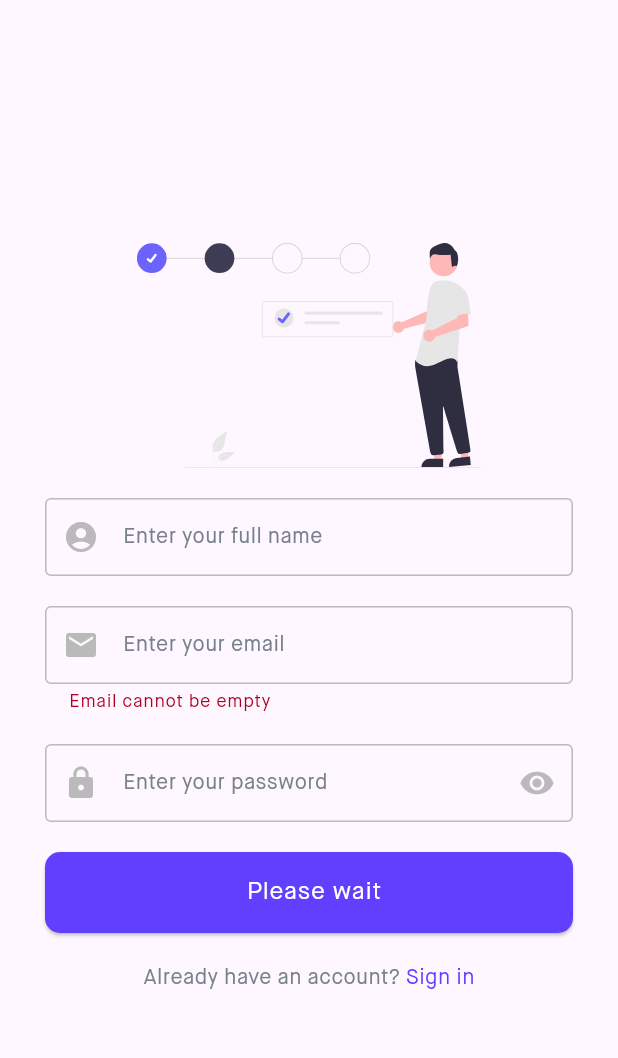
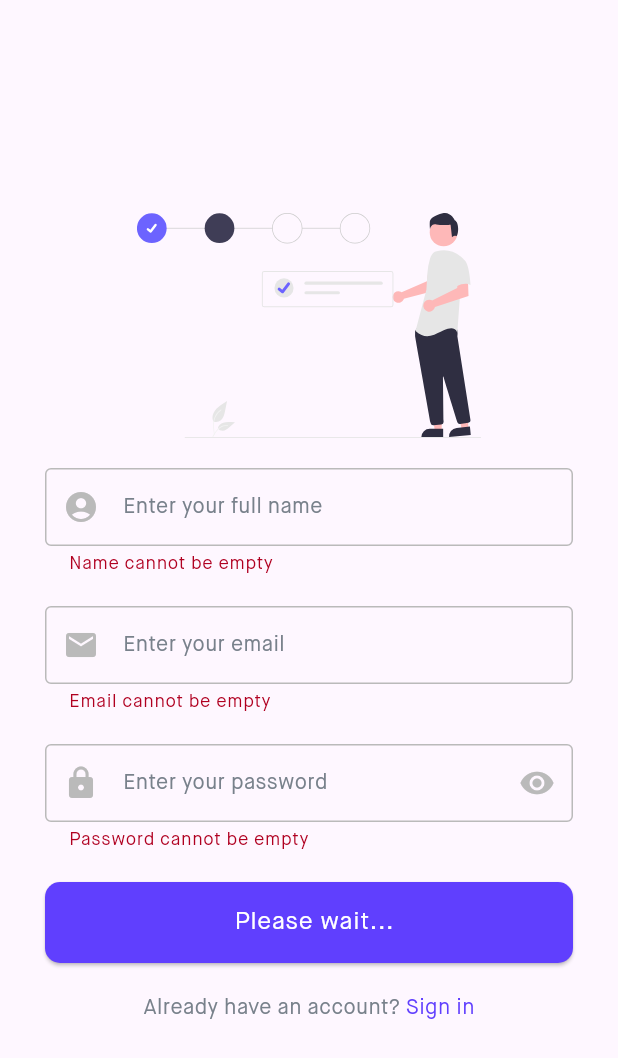
Before and after one commit to wappstik/app, a Flutter app: the RegisterPages screen opened by its route, after a tap on "Register", on a phone screen of 412 x 824 dp. Shown: the top 1058 px of the screen. Run offline on Flutter 3.47's test engine with Material 3 defaults, Android fonts, the phone set to English and light mode, and no system bars; our stand-ins replace flutter_svg.

Commit message:
feat(register): added name and password validation function

```diff
--- a/lib/pages/auth/register.dart
+++ b/lib/pages/auth/register.dart
@@ -24,6 +24,13 @@ class _RegisterPagesState extends State<RegisterPages> {
   TextEditingController emailController = TextEditingController();
   TextEditingController passwordController = TextEditingController();
 
+  String? _validateName(String? value) {
+    if (value == null || value.isEmpty) {
+      return 'Name cannot be empty';
+    }
+    return null;
+  }
+
   String? _validateEmail(String? value) {
     if (value == null || value.isEmpty) {
       return 'Email cannot be empty';
@@ -31,6 +38,16 @@ class _RegisterPagesState extends State<RegisterPages> {
     final emailRegExp = RegExp(r'^[^@]+@[^@]+\.[^@]+');
     if (!emailRegExp.hasMatch(value)) {
       return 'Enter a valid email';
+    }
+    return null;
+  }
+
+  String? _validatePassword(String? value) {
+    if (value == null || value.isEmpty) {
+      return 'Password cannot be empty';
+    }
+    if (value.length < 4) {
+      return 'Password must be at least 4 characters';
     }
     return null;
   }
@@ -87,6 +104,7 @@ class _RegisterPagesState extends State<RegisterPages> {
                     InputComponent(
                         icon: Icons.account_circle,
                         hintText: "Enter your full name",
+                        validator: _validateName,
                         controller: nameController),
                     const SizedBox(
                       height: 20,
@@ -105,6 +123,7 @@ class _RegisterPagesState extends State<RegisterPages> {
                       controller: passwordController,
                       isSecure: isSecure,
                       hasSuffix: true,
+                      validator: _validatePassword,
                       suffixAction: IconButton(
                         onPressed: () {
                           setState(() {
@@ -121,7 +140,7 @@ class _RegisterPagesState extends State<RegisterPages> {
                       height: 20,
                     ),
                     ButtonComponent(
-                      text: isLoading ? 'Please wait' : 'Register',
+                      text: isLoading ? 'Please wait...' : 'Register',
                       onPressed: () async {
                         await register(context);
                       },
```
